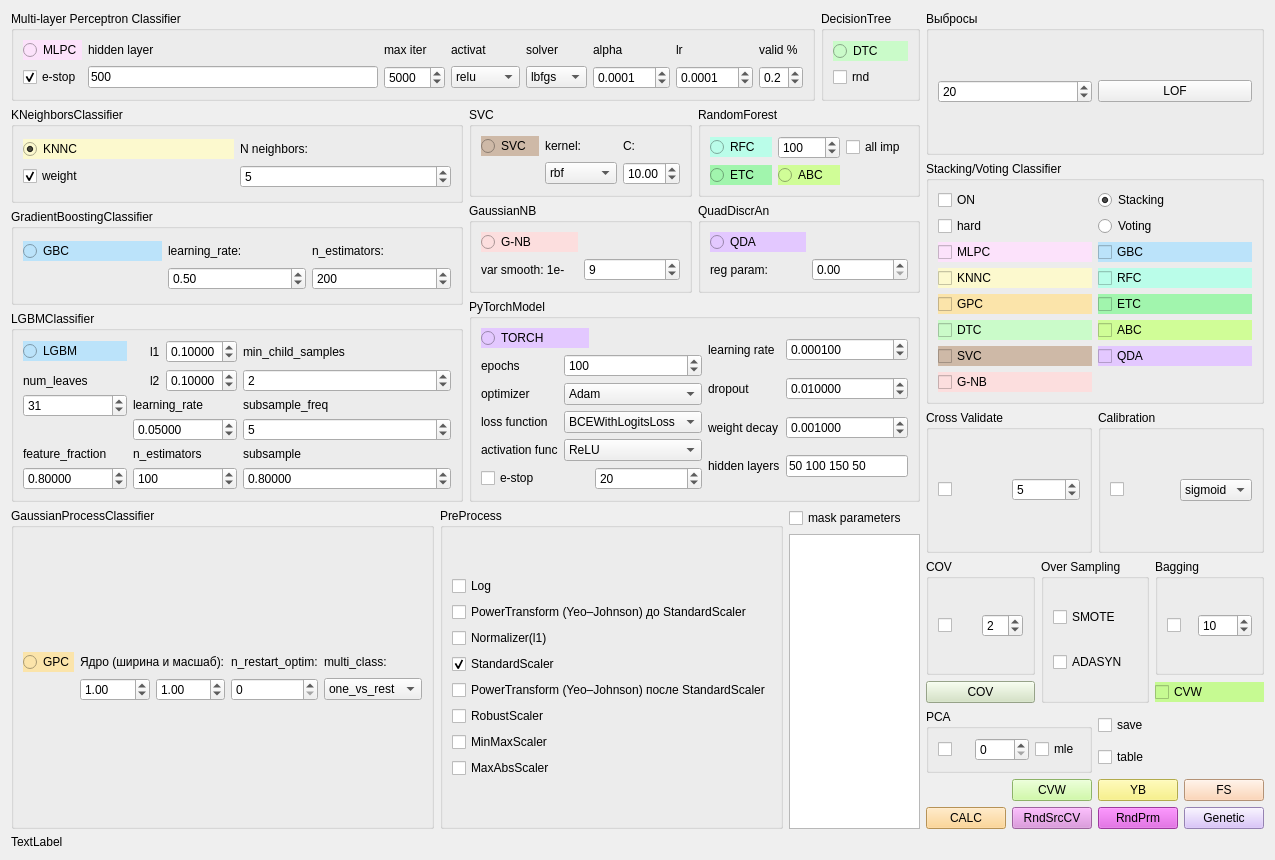
First picture: the form in qt/classifier_form.ui, repository idergunoff/geovel_1.0, before the edit.
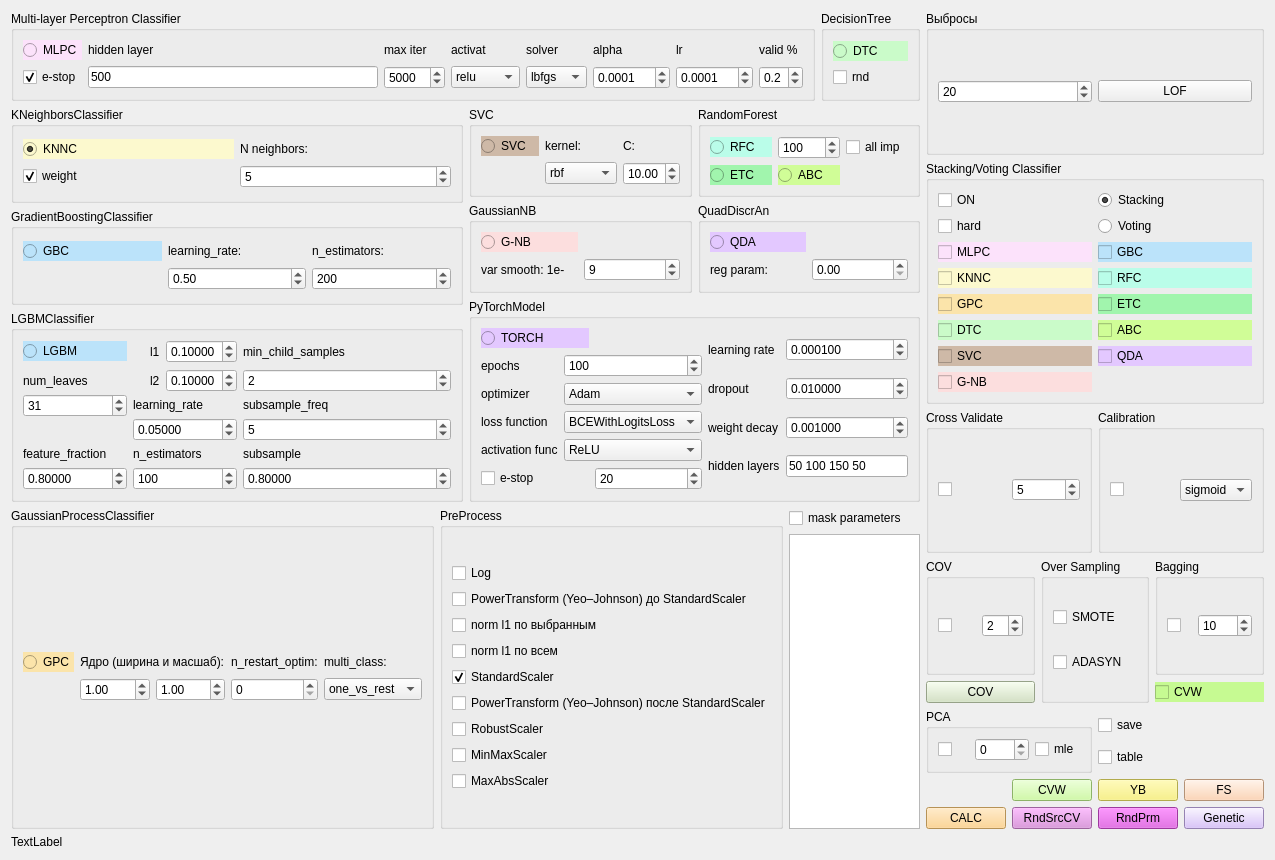
Second picture: the form after the edit.

Diff of the .ui file:
```diff
--- a/qt/classifier_form.ui
+++ b/qt/classifier_form.ui
@@ -1610,14 +1610,14 @@
            <layout class="QGridLayout" name="gridLayout_36">
             <item row="0" column="0">
              <layout class="QGridLayout" name="gridLayout_30">
-              <item row="5" column="0">
+              <item row="6" column="0">
                <widget class="QCheckBox" name="checkBox_robscaler">
                 <property name="text">
                  <string>RobustScaler</string>
                 </property>
                </widget>
               </item>
-              <item row="7" column="0">
+              <item row="8" column="0">
                <widget class="QCheckBox" name="checkBox_mxabsscaler">
                 <property name="text">
                  <string>MaxAbsScaler</string>
@@ -1634,14 +1634,14 @@
                 </property>
                </widget>
               </item>
-              <item row="6" column="0">
+              <item row="7" column="0">
                <widget class="QCheckBox" name="checkBox_mnmxscaler">
                 <property name="text">
                  <string>MinMaxScaler</string>
                 </property>
                </widget>
               </item>
-              <item row="4" column="0">
+              <item row="5" column="0">
                <widget class="QCheckBox" name="checkBox_power_trans_after">
                 <property name="text">
                  <string>PowerTransform (Yeo–Johnson) после StandardScaler</string>
@@ -1651,7 +1651,7 @@
                 </property>
                </widget>
               </item>
-              <item row="3" column="0">
+              <item row="4" column="0">
                <widget class="QCheckBox" name="checkBox_stdscaler">
                 <property name="text">
                  <string>StandardScaler</string>
@@ -1664,7 +1664,23 @@
               <item row="2" column="0">
                <widget class="QCheckBox" name="checkBox_norm_l1">
                 <property name="text">
-                 <string>Normalizer(l1)</string>
+                 <string>norm l1 по выбранным</string>
+                </property>
+                <property name="toolTip">
+                 <string>Сумма модулей считается только по выбранным компонентам.</string>
+                </property>
+               </widget>
+              </item>
+              <item row="3" column="0">
+               <widget class="QCheckBox" name="checkBox_norm_l1_all">
+                <property name="visible">
+                 <bool>false</bool>
+                </property>
+                <property name="text">
+                 <string>norm l1 по всем</string>
+                </property>
+                <property name="toolTip">
+                 <string>Сумма модулей считается по всем компонентам; затем остаются только выбранные.</string>
                 </property>
                </widget>
               </item>
```
